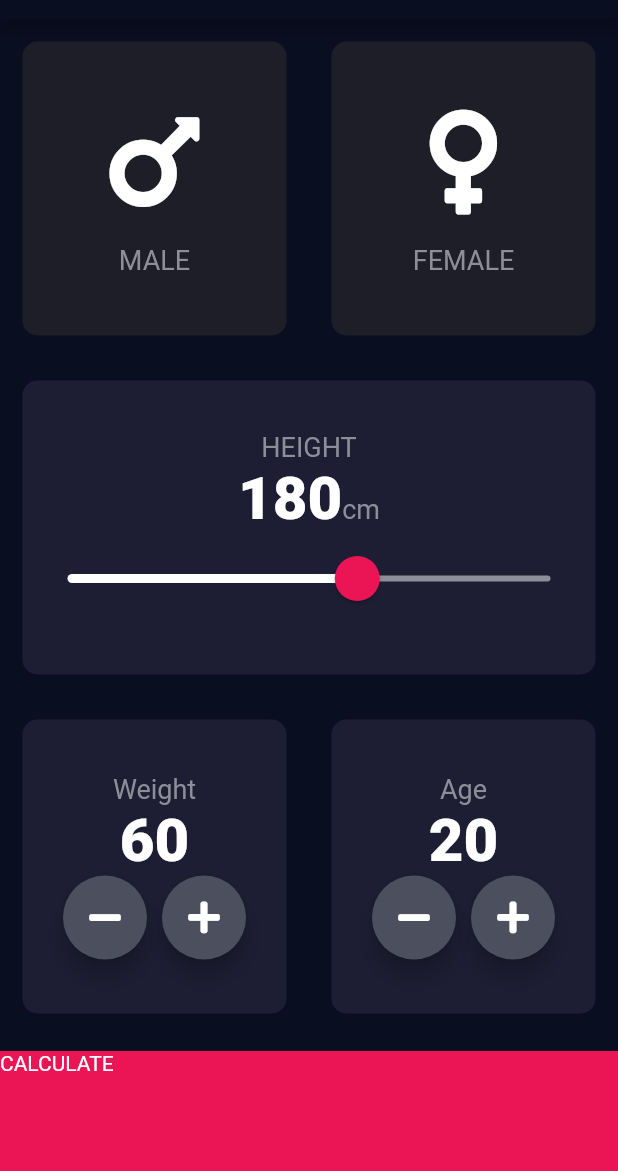
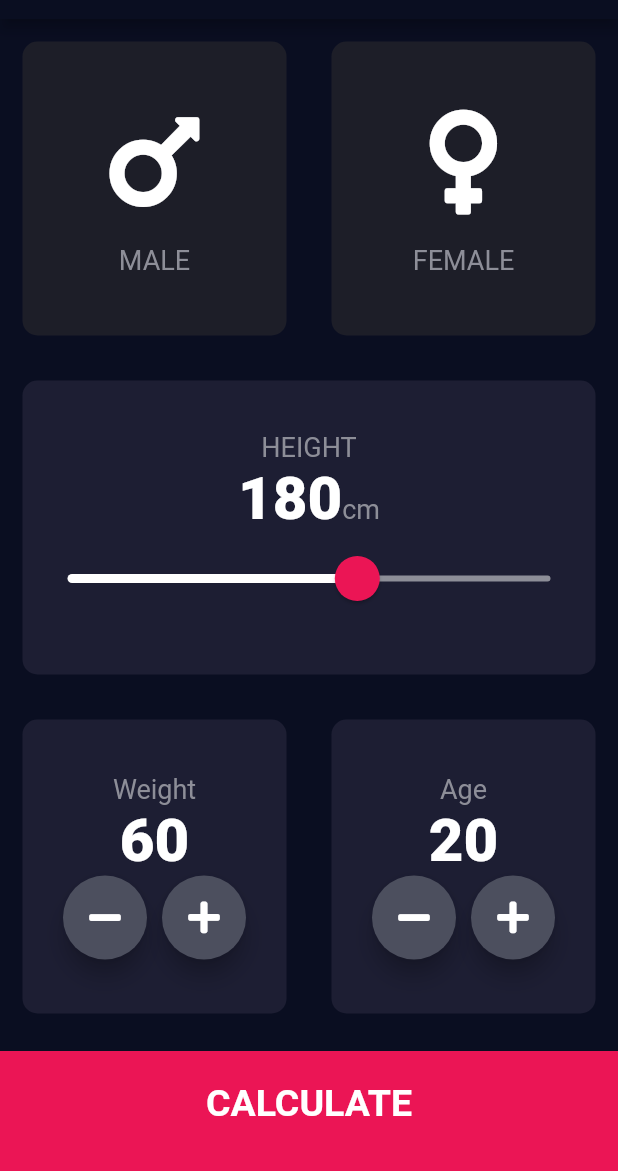
Before and after one commit to snehagupta01/Flutter-Projects, a Flutter app: the screen it shows after launch, on a phone screen of 412 x 824 dp, the part 65-1236 px from its top. Run offline on Flutter 3.47's test engine with Material 2 defaults, Android fonts, the light colour scheme and no system bars; our stand-ins replace audioplayers, font_awesome_flutter, rflutter_alert.

Commit message:
added styling for calculate button

```diff
--- a/bmi-calculator-flutter/lib/constants.dart
+++ b/bmi-calculator-flutter/lib/constants.dart
@@ -11,3 +11,6 @@ const kNUmberTextStyle = TextStyle(
   fontSize: 40.0,
   fontWeight: FontWeight.w900,
 );
+
+const KLargeButtonStyle =
+    TextStyle(fontWeight: FontWeight.bold, fontSize: 25.0);
--- a/bmi-calculator-flutter/lib/input_page.dart
+++ b/bmi-calculator-flutter/lib/input_page.dart
@@ -2,6 +2,7 @@ import 'package:bmi_calculator/results_page.dart';
 import 'package:flutter/cupertino.dart';
 import 'package:flutter/material.dart';
 import 'package:font_awesome_flutter/font_awesome_flutter.dart';
+import 'constants.dart';
 import 'reusable_card.dart';
 import 'icon_content.dart';
 import 'constants.dart';
@@ -238,9 +239,15 @@ class _InputPageState extends State<InputPage> {
             child: Container(
               color: bottomContainerColor,
               width: double.infinity,
+              padding: EdgeInsets.only(bottom: 10.0),
               height: bottomHeightContainer,
               margin: EdgeInsets.only(top: 10.0),
-              child: Text('CALCULATE'),
+              child: Center(
+                child: Text(
+                  'CALCULATE',
+                  style: KLargeButtonStyle,
+                ),
+              ),
             ),
           )
         ],
```
